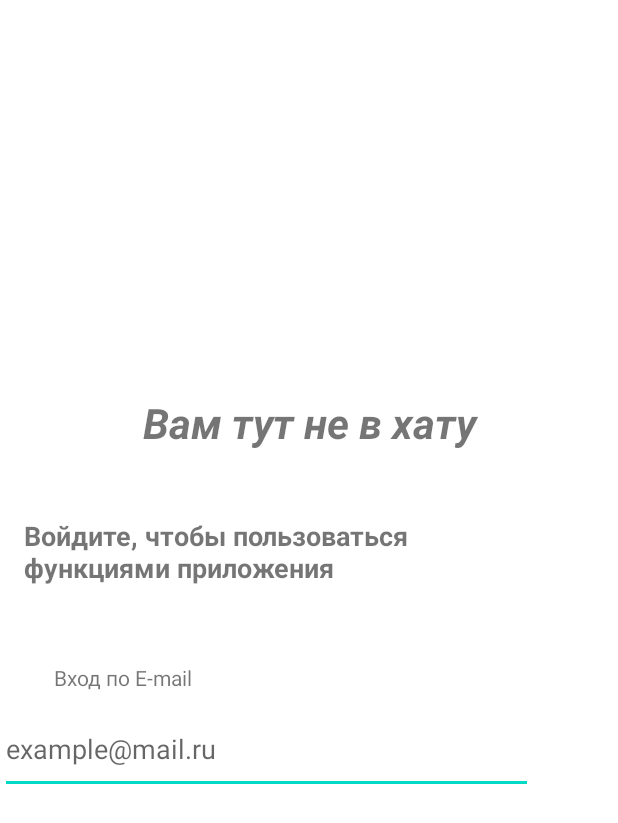
After one commit to ISaxAI/SmartLab, an Android app: the Enter screen opened directly, with no data from a screen before it, on a phone screen of 412 x 824 dp. The commit adds this screen. Shown: the top 823 px of the screen. Run offline under Robolectric (Android 15) with nearby library versions, the phone set to English and light mode, and no system bars.

Commit message:
new commit

```diff
--- /dev/null
+++ b/app/src/main/java/com/example/smartlab/Enter.java
@@ -0,0 +1,15 @@
+package com.example.smartlab;
+
+import androidx.appcompat.app.AppCompatActivity;
+
+import android.os.Bundle;
+
+public class Enter extends AppCompatActivity {
+
+    @Override
+    protected void onCreate(Bundle savedInstanceState) {
+        super.onCreate(savedInstanceState);
+        getSupportActionBar().hide();
+        setContentView(R.layout.activity_enter);
+    }
+}
--- /dev/null
+++ b/app/src/main/res/layout/activity_enter.xml
@@ -0,0 +1,65 @@
+<?xml version="1.0" encoding="utf-8"?>
+<androidx.constraintlayout.widget.ConstraintLayout xmlns:android="http://schemas.android.com/apk/res/android"
+    xmlns:app="http://schemas.android.com/apk/res-auto"
+    xmlns:tools="http://schemas.android.com/tools"
+    android:layout_width="match_parent"
+    android:layout_height="match_parent"
+    tools:context=".Enter">
+
+
+    <TextView
+        android:id="@+id/textView3"
+        android:layout_width="397dp"
+        android:layout_height="110dp"
+        android:gravity="center"
+        android:text="Вам тут не в хату"
+        android:textSize="28dp"
+        android:textStyle="bold|italic"
+        app:layout_constraintBottom_toBottomOf="parent"
+        app:layout_constraintEnd_toEndOf="parent"
+        app:layout_constraintStart_toStartOf="parent"
+        app:layout_constraintTop_toTopOf="parent"
+        app:layout_constraintVertical_bias="0.317" />
+
+    <TextView
+        android:id="@+id/textView4"
+        android:layout_width="323dp"
+        android:layout_height="45dp"
+        android:layout_marginStart="16dp"
+        android:layout_marginTop="8dp"
+        android:text="Войдите, чтобы пользоваться функциями приложения"
+        android:textSize="18dp"
+        android:textStyle="bold"
+        app:layout_constraintStart_toStartOf="parent"
+        app:layout_constraintTop_toBottomOf="@+id/textView3" />
+
+    <TextView
+        android:id="@+id/textView5"
+        android:layout_width="wrap_content"
+        android:layout_height="wrap_content"
+        android:layout_marginStart="36dp"
+        android:layout_marginTop="52dp"
+        android:text="Вход по E-mail"
+
+        app:layout_constraintStart_toStartOf="parent"
+        app:layout_constraintTop_toBottomOf="@+id/textView4" />
+
+    <com.google.android.material.textfield.TextInputLayout
+        android:layout_width="409dp"
+        android:layout_height="wrap_content"
+        android:layout_marginTop="40dp"
+        app:layout_constraintTop_toTopOf="@+id/textInputEditText"
+        tools:layout_editor_absoluteX="-14dp">
+
+    </com.google.android.material.textfield.TextInputLayout>
+
+    <com.google.android.material.textfield.TextInputEditText
+        android:id="@+id/textInputEditText"
+        android:layout_width="355dp"
+        android:layout_height="60dp"
+        android:layout_marginTop="8dp"
+        android:hint="example@mail.ru"
+        android:visibility="visible"
+        app:layout_constraintStart_toStartOf="parent"
+        app:layout_constraintTop_toBottomOf="@+id/textView5" />
+</androidx.constraintlayout.widget.ConstraintLayout>
```
Also changed, not shown: app/src/main/AndroidManifest.xml (+9 -0 lines), app/src/main/java/com/example/smartlab/MainActivity.java (+6 -10 lines), app/src/main/java/com/example/smartlab/Onboard1.java (+14 -1 lines), app/src/main/java/com/example/smartlab/Onboard2.java (added, +14 -0 lines), app/src/main/java/com/example/smartlab/Onboard3.java (added, +14 -0 lines), app/src/main/res/layout/activity_main.xml (+30 -7 lines), app/src/main/res/layout/activity_onboard1.xml (+8 -4 lines), app/src/main/res/layout/activity_onboard2.xml (added, +9 -0 lines), app/src/main/res/layout/activity_onboard3.xml (added, +9 -0 lines), app/src/main/res/drawable/backscreen.png (added), app/src/main/res/drawable/loading.png (deleted), app/src/main/res/drawable/logo.png (added).
